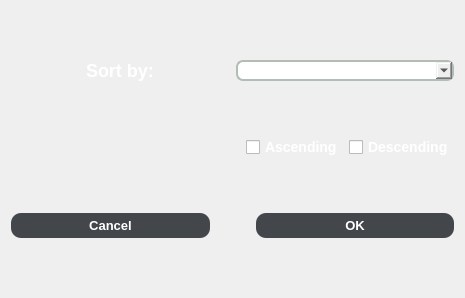
Above: sort_window/sortwindow.ui from bartoszpiechnik25/ShopProject before the change. Below: the same form after it.
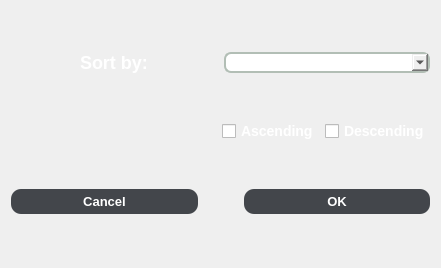
That is the form after the change.

Patch:
```diff
--- a/sort_window/sortwindow.ui
+++ b/sort_window/sortwindow.ui
@@ -6,8 +6,8 @@
    <rect>
     <x>0</x>
     <y>0</y>
-    <width>465</width>
-    <height>298</height>
+    <width>441</width>
+    <height>268</height>
    </rect>
   </property>
   <property name="windowTitle">
```
